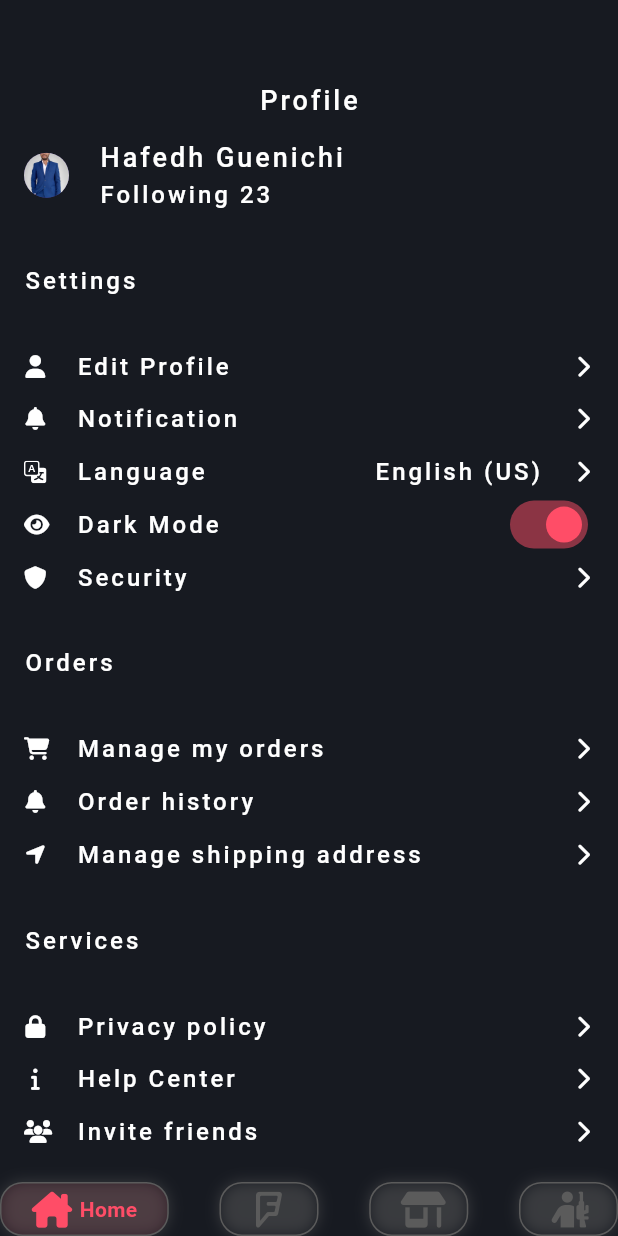
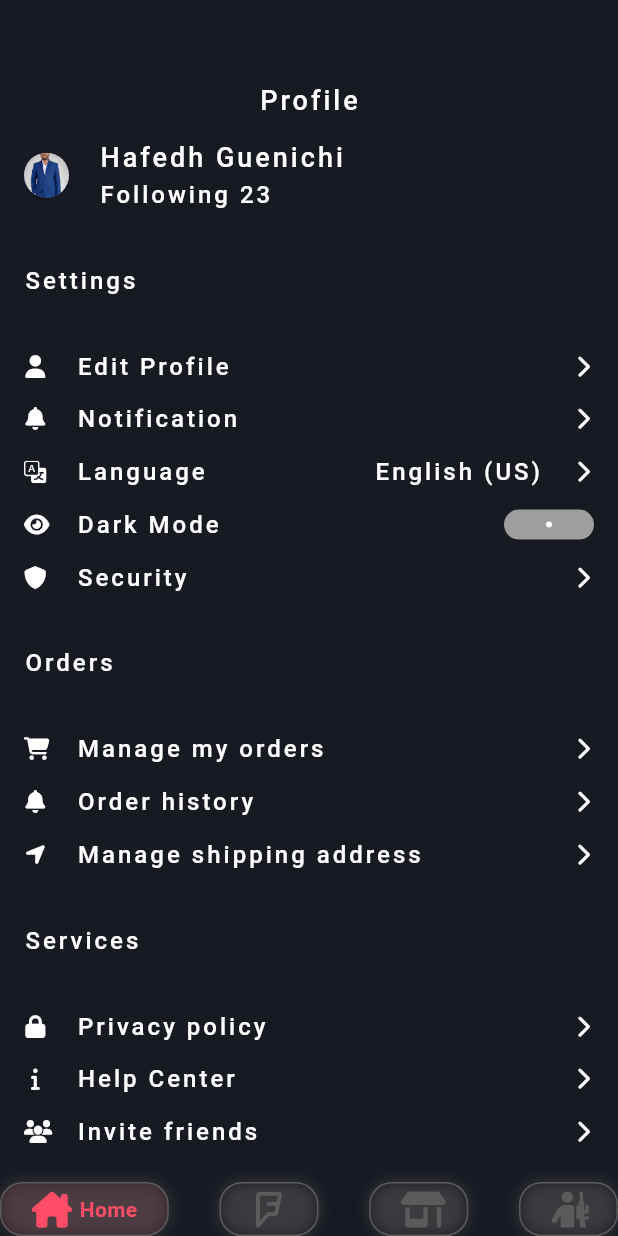
Before and after one commit to hafedh049/luxy, a Flutter app: the Home screen opened directly, on a phone screen of 412 x 824 dp. Run offline on Flutter 3.47's test engine with Material 3 defaults, Android fonts, the phone set to English and light mode, and no system bars; drawn by our look-alikes of flutter_switch, google_nav_bar; our stand-ins replace flutter_animate, fluttertoast, hive, icons_plus, lottie, smooth_page_indicator; accounts and stored records are empty.

Commit message:
ModifiedM lib/views/profile.dart M  pubspec.yaml

```diff
--- a/lib/views/profile.dart
+++ b/lib/views/profile.dart
@@ -1,4 +1,5 @@
 import 'package:flutter/material.dart';
+import 'package:flutter_switch/flutter_switch.dart';
 import 'package:icons_plus/icons_plus.dart';
 import 'package:luxy/utils/globals.dart';
 
@@ -88,7 +89,21 @@ class _ProfileState extends State<Profile> {
                 builder: (BuildContext context, void Function(void Function()) setS) {
                   return SizedBox(
                     height: 20,
-                    child: Switch(
+                    child: FlutterSwitch(
+                      width: 60,
+                      height: 40,
+                      valueFontSize: 15,
+                      toggleSize: 45,
+                      value: !user!.get("dark_mode"),
+                      borderRadius: 30.0,
+                      padding: 8.0,
+                      showOnOff: true,
+                      onToggle: (bool value) {
+                        user!.put("dark_mode", !user!.get("dark_mode"));
+                        setS(() {});
+                      },
+                    ),
+                    /*child: Switch(
                       value: user!.get("dark_mode"),
                       onChanged: (bool value) {
                         user!.put("dark_mode", !user!.get("dark_mode"));
@@ -97,7 +112,7 @@ class _ProfileState extends State<Profile> {
                       activeColor: pink,
                       inactiveThumbColor: white,
                       inactiveTrackColor: white,
-                    ),
+                    ),*/
                   );
                 },
               ),
--- a/pubspec.yaml
+++ b/pubspec.yaml
@@ -22,6 +22,7 @@ dependencies:
   path_provider: ^2.1.1
   fluttertoast: ^8.2.4
   lottie: ^2.7.0
+  flutter_switch: ^0.3.2
   #webview_flutter: ^4.4.2
 
 dev_dependencies:
```
